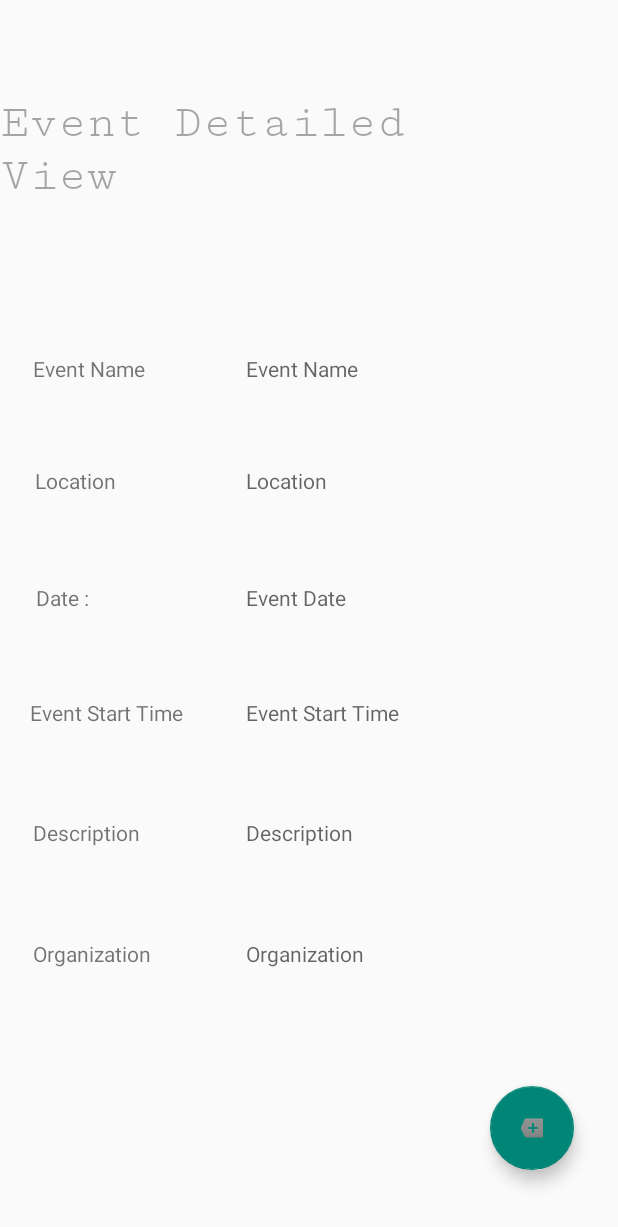
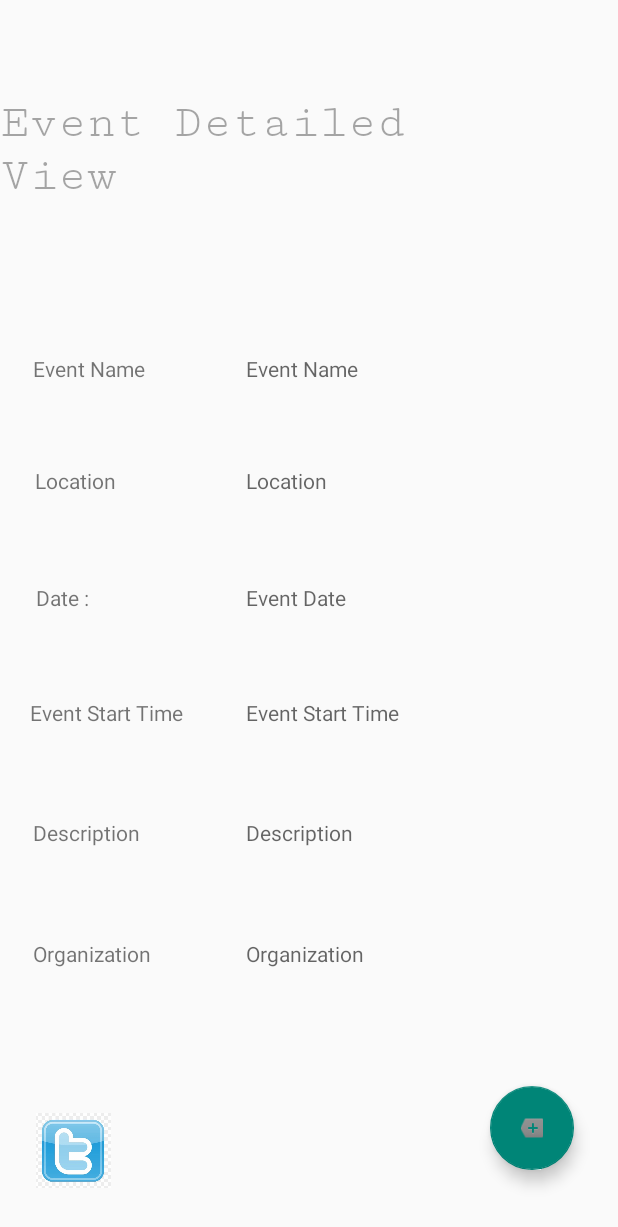
Before and after one commit to WSU-4110/College-Events-Calendar-, an Android app: the EventDetailedView screen opened directly, with no data from a screen before it, on a phone screen of 412 x 824 dp. Shown: the top 1227 px of the screen. Run offline under Robolectric (Android 15) with nearby library versions, the phone set to English and light mode, and no system bars; our stand-ins replace Firebase (no records; nobody signed in at launch, a user with empty details on screens opened directly); 7 statements that could not run were skipped.

Commit message:
twitter logo added

```diff
--- a/CampusConnect/app/src/main/java/com/example/campusconnect/EventDetailedView.java
+++ b/CampusConnect/app/src/main/java/com/example/campusconnect/EventDetailedView.java
@@ -91,6 +91,7 @@ public class EventDetailedView extends AppCompatActivity {
                 Intent intent = new Intent(getApplicationContext(), SavedEvents.class);
                 intent.putExtra("SavedEvent", sEvent.toString());
                 startActivity(intent);
+
                 /*
                 db.collection("SavedEvent")
                         .document("SavedEvent")
--- a/CampusConnect/app/src/main/res/layout/event_detailed_view.xml
+++ b/CampusConnect/app/src/main/res/layout/event_detailed_view.xml
@@ -199,4 +199,14 @@
         app:layout_constraintVertical_bias="0.963"
         app:srcCompat="@android:drawable/stat_notify_more" />
 
+    <ImageView
+        android:id="@+id/logo"
+        android:layout_width="50dp"
+        android:layout_height="50dp"
+        android:layout_marginStart="24dp"
+        android:layout_marginBottom="32dp"
+        android:src="@drawable/twitter"
+        app:layout_constraintBottom_toBottomOf="parent"
+        app:layout_constraintStart_toStartOf="parent" />
+
 </androidx.constraintlayout.widget.ConstraintLayout>
```
Also changed, not shown: CampusConnect/app/src/main/res/drawable/twitter.png (added).
